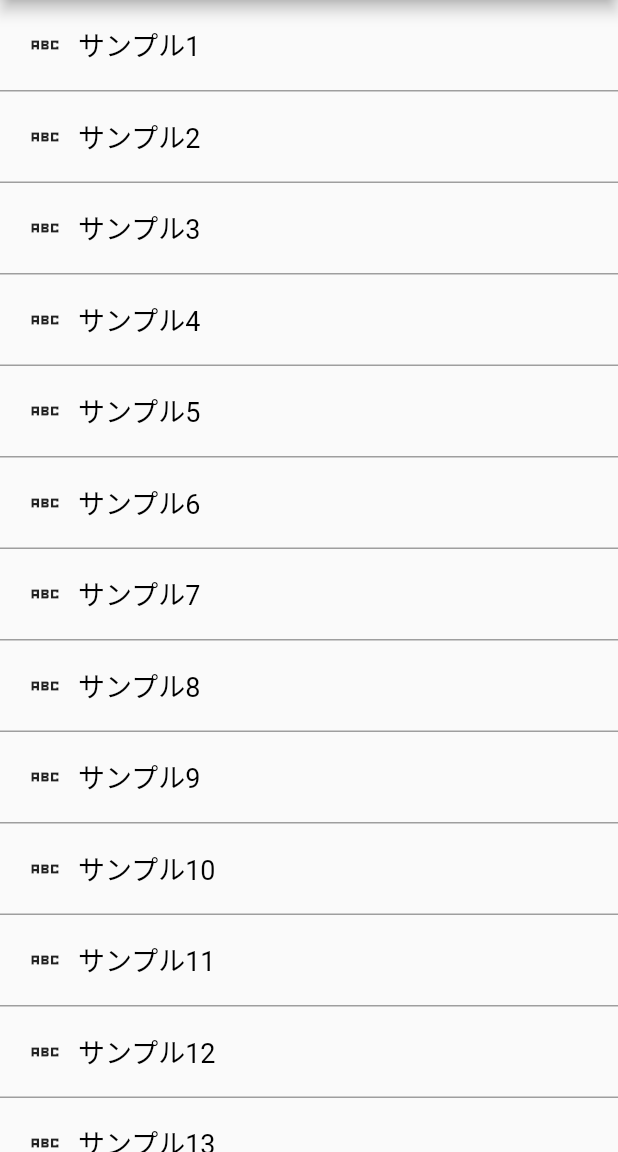
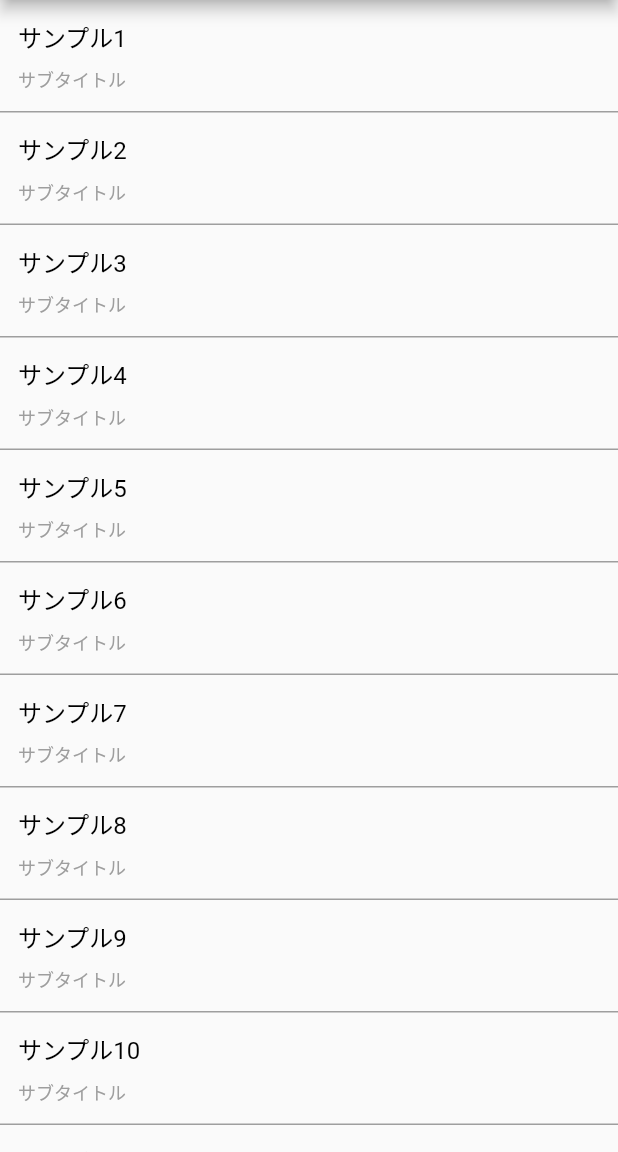
Before and after one commit to ken-sasaki2/news_app, a Flutter app: the screen it shows after launch, on a phone screen of 412 x 824 dp, the part 84-1236 px from its top. Run offline on Flutter 3.47's test engine with Material 2 defaults, Android fonts, the phone set to English and light mode, and no system bars; our stand-ins replace dio, flutter_hooks, hooks_riverpod.

Commit message:
update: Listの雛形を作成した

```diff
--- a/lib/view/news_widget.dart
+++ b/lib/view/news_widget.dart
@@ -5,6 +5,8 @@ import 'package:flutter_hooks/flutter_hooks.dart';
 import 'package:news_app/provider/news_view_model_provider.dart';
 
 class NewsWidget extends HookConsumerWidget {
+  const NewsWidget({super.key});
+
   @override
   Widget build(BuildContext context, WidgetRef ref) {
     final viewModel = ref.watch(newsViewModelNotifierProvider);
@@ -15,56 +17,56 @@ class NewsWidget extends HookConsumerWidget {
       ),
       home: Scaffold(
         appBar: AppBar(
-          title: Text('News'),
+          title: const Text('News'),
         ),
         body: ListView(
             children: [
-              _menuItem('サンプル1', Icon(Icons.abc_sharp)),
-              _menuItem('サンプル2', Icon(Icons.abc_sharp)),
-              _menuItem('サンプル3', Icon(Icons.abc_sharp)),
-              _menuItem('サンプル4', Icon(Icons.abc_sharp)),
-              _menuItem('サンプル5', Icon(Icons.abc_sharp)),
-              _menuItem('サンプル6', Icon(Icons.abc_sharp)),
-              _menuItem('サンプル7', Icon(Icons.abc_sharp)),
-              _menuItem('サンプル8', Icon(Icons.abc_sharp)),
-              _menuItem('サンプル9', Icon(Icons.abc_sharp)),
-              _menuItem('サンプル10', Icon(Icons.abc_sharp)),
-              _menuItem('サンプル11', Icon(Icons.abc_sharp)),
-              _menuItem('サンプル12', Icon(Icons.abc_sharp)),
-              _menuItem('サンプル13', Icon(Icons.abc_sharp)),
-              _menuItem('サンプル14', Icon(Icons.abc_sharp)),
-              _menuItem('サンプル15', Icon(Icons.abc_sharp))
+              newsItem('サンプル1', 'サブタイトル'),
+              newsItem('サンプル2', 'サブタイトル'),
+              newsItem('サンプル3', 'サブタイトル'),
+              newsItem('サンプル4', 'サブタイトル'),
+              newsItem('サンプル5', 'サブタイトル'),
+              newsItem('サンプル6', 'サブタイトル'),
+              newsItem('サンプル7', 'サブタイトル'),
+              newsItem('サンプル8', 'サブタイトル'),
+              newsItem('サンプル9', 'サブタイトル'),
+              newsItem('サンプル10', 'サブタイトル'),
+              newsItem('サンプル11', 'サブタイトル'),
+              newsItem('サンプル12', 'サブタイトル'),
+              newsItem('サンプル13', 'サブタイトル'),
+              newsItem('サンプル14', 'サブタイトル'),
+              newsItem('サンプル15', 'サブタイトル'),
             ],
         )
       ),
     );
   }
 
-  Widget _menuItem(String title, Icon icon) {
+  Widget newsItem(String title, String author) {
     return GestureDetector(
       child:Container(
-          padding: EdgeInsets.all(8.0),
-          decoration: new BoxDecoration(
-              border: new Border(bottom: BorderSide(width: 1.0, color: Colors.grey))
+          padding: const EdgeInsets.all(12.0),
+          decoration: const BoxDecoration(
+              border: Border(bottom: BorderSide(color: Colors.grey, width: 1.0))
           ),
-          child: Row(
+          child: Column(
+            crossAxisAlignment: CrossAxisAlignment.start,
             children: <Widget>[
-              Container(
-                margin: EdgeInsets.all(10.0),
-                child:icon,
+              Padding(
+                padding: const EdgeInsets.only(bottom: 8.0),
+                child:  Text(
+                  title,
+                  style: const TextStyle(color:Colors.black, fontSize: 16.0),
+                ),
               ),
-              Text(
-                title,
-                style: TextStyle(
-                    color:Colors.black,
-                    fontSize: 18.0
-                ),
+              Text(author,
+                style: const TextStyle(color:Colors.grey, fontSize: 12.0),
               ),
             ],
           )
       ),
       onTap: () {
-        print("onTap called.");
+        debugPrint("onTap called.");
       },
     );
   }
```
